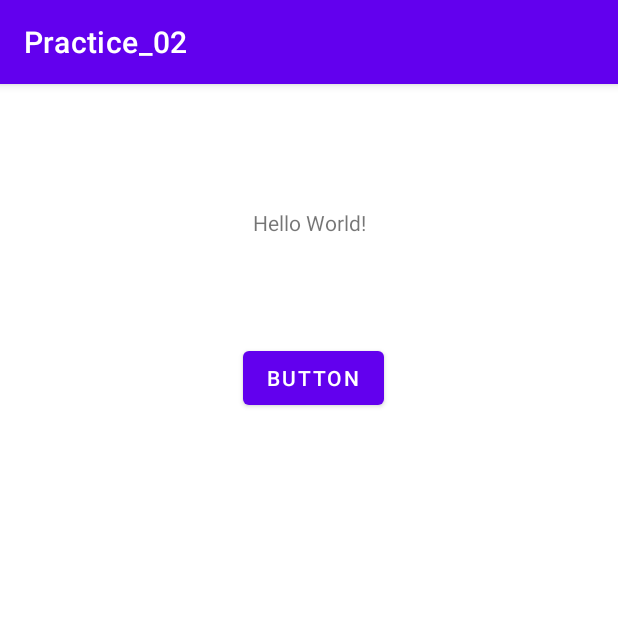
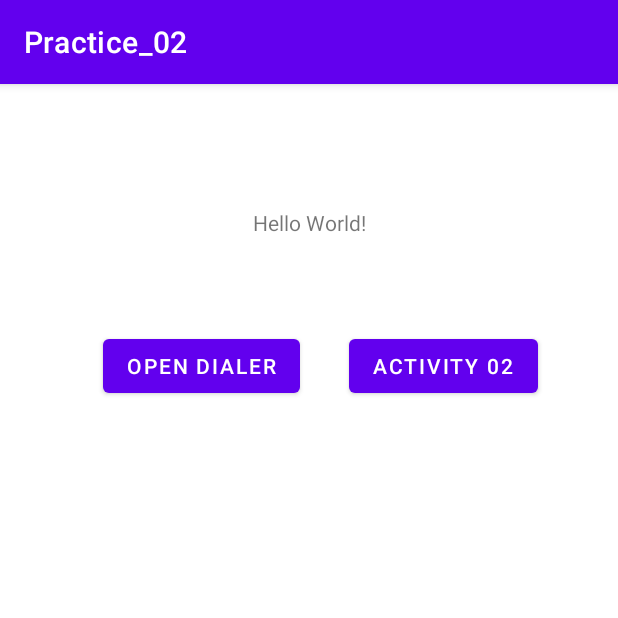
Before and after one commit to SyedAliAwais449/Practice, an Android app: the screen it shows after launch (MainActivity), on a phone screen of 412 x 824 dp, the top half of it. Run offline under Robolectric (Android 15) with nearby library versions, the phone set to English and light mode, and no system bars.

Commit message:
Button with switch cases

```diff
--- a/Application_02/app/src/main/AndroidManifest.xml
+++ b/Application_02/app/src/main/AndroidManifest.xml
@@ -10,6 +10,9 @@
         android:supportsRtl="true"
         android:theme="@style/Theme.Practice_02">
         <activity
+            android:name=".MainActivity2"
+            android:exported="false" />
+        <activity
             android:name=".MainActivity"
             android:exported="true">
             <intent-filter>
--- a/Application_02/app/src/main/res/layout/activity_main.xml
+++ b/Application_02/app/src/main/res/layout/activity_main.xml
@@ -21,11 +21,21 @@
         android:id="@+id/button"
         android:layout_width="wrap_content"
         android:layout_height="wrap_content"
-        android:layout_marginTop="172dp"
-        android:layout_marginEnd="156dp"
+        android:layout_marginTop="164dp"
+        android:layout_marginEnd="212dp"
         android:onClick="onClick"
-        android:text="Button"
+        android:text="Open Dialer"
         app:layout_constraintEnd_toEndOf="parent"
         app:layout_constraintTop_toTopOf="parent" />
 
+    <Button
+        android:id="@+id/button2"
+        android:layout_width="wrap_content"
+        android:layout_height="wrap_content"
+        android:layout_marginStart="64dp"
+        android:onClick="onClick"
+        android:text="Activity 02"
+        app:layout_constraintBaseline_toBaselineOf="@+id/button"
+        app:layout_constraintStart_toStartOf="@+id/textView" />
+
 </androidx.constraintlayout.widget.ConstraintLayout>
```
Also changed, not shown: Application_02/app/src/main/java/com/example/practice_02/MainActivity.java (+10 -10 lines), Application_02/app/src/main/java/com/example/practice_02/MainActivity2.java (added, +14 -0 lines), Application_02/app/src/main/res/layout/activity_main2.xml (added, +18 -0 lines).
